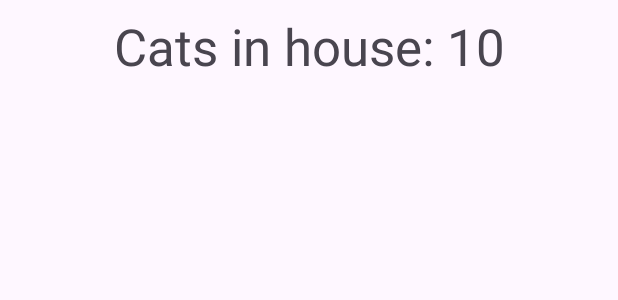
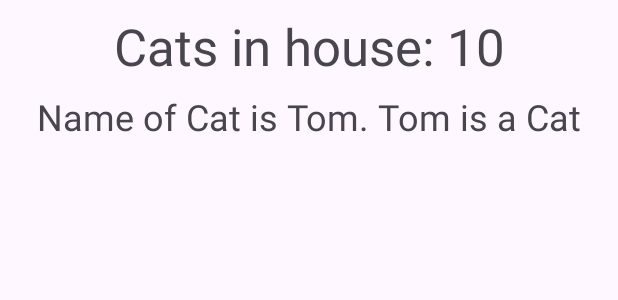
Before and after one commit to Android-Developer-Basic/Resources-1, an Android app: the layout activity_main.xml on its own in the app's theme, with its tools: preview values and no code run, on a phone screen of 412 x 824 dp. Shown: the top 300 px of the screen. Run offline under Robolectric (Android 15) with nearby library versions, the phone set to English and light mode, and no system bars.

Commit message:
Argument position

```diff
--- a/app/src/main/res/layout/activity_main.xml
+++ b/app/src/main/res/layout/activity_main.xml
@@ -17,4 +17,15 @@
         app:layout_constraintTop_toTopOf="parent"
         tools:text="Cats in house: 10" />
 
+    <TextView
+        android:id="@+id/animal_name"
+        android:layout_width="wrap_content"
+        android:layout_height="wrap_content"
+        android:layout_marginTop="8dp"
+        android:textSize="24sp"
+        app:layout_constraintEnd_toEndOf="parent"
+        app:layout_constraintStart_toStartOf="parent"
+        app:layout_constraintTop_toBottomOf="@id/cats_in_house"
+        tools:text="Name of Cat is Tom. Tom is a Cat" />
+
 </androidx.constraintlayout.widget.ConstraintLayout>
--- a/app/src/main/res/values/strings.xml
+++ b/app/src/main/res/values/strings.xml
@@ -1,10 +1,14 @@
 <resources>
     <string name="app_name" translatable="false">AppResources</string>
     <string name="hello_world">Hello World!</string>
-     <!--
+
+    <!--
       - %d - шаблон для замены.
       - % - начало шаблона,
       - d - тип передаваемого аргумента
       -->
     <string name="cats_in_house" translatable="false">Cats in the house: %d</string>
+
+    <!-- 1$s - обозначает номер переданного аргумента и его тип -->
+    <string name="animal_name" translatable="false">Name of the %1$s is %2$s. %2$s is a %1$s</string>
 </resources>
```
Also changed, not shown: app/src/main/java/otus/gpb/appresources/MainActivity.kt (+8 -0 lines).
